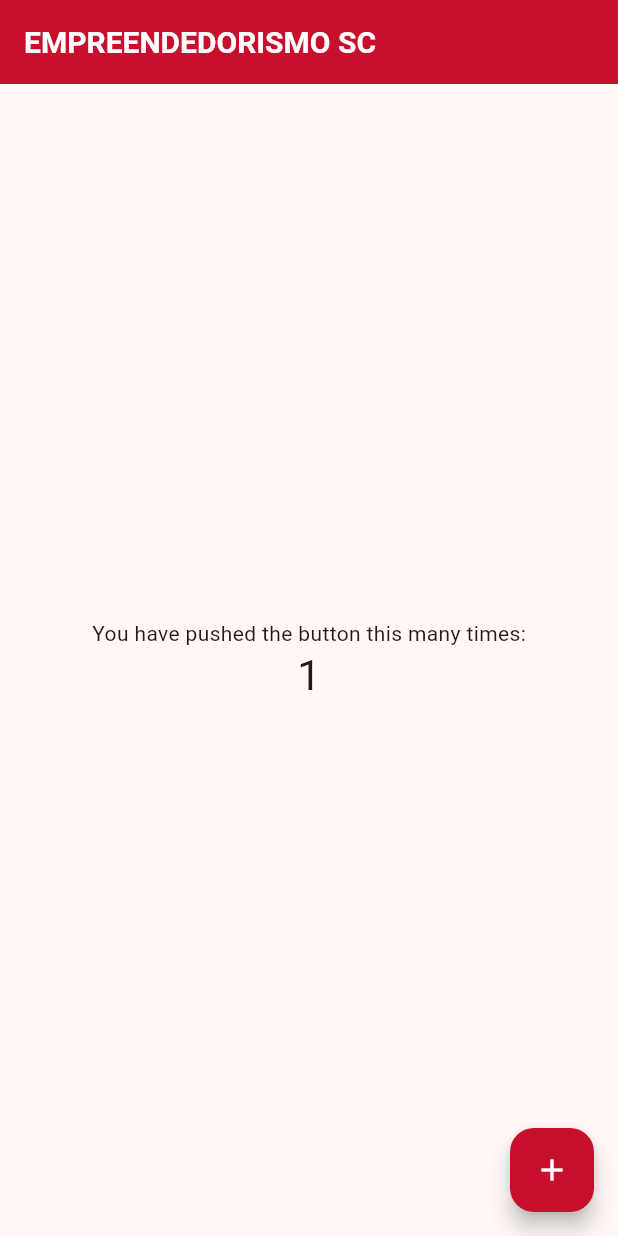
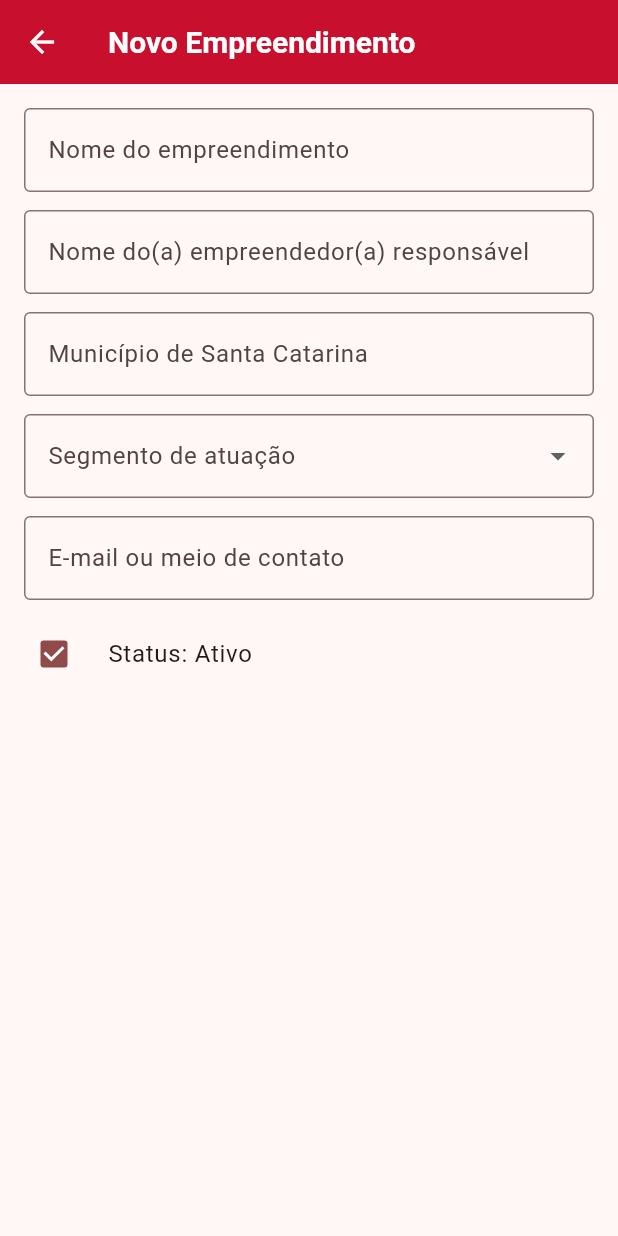
Before and after one commit to biel1993ph/empreende_sc_frontend, a Flutter app: the screen it shows after launch, after a tap on the "add" icon, on a phone screen of 412 x 824 dp. Run offline on Flutter 3.47's test engine with Material 3 defaults, Android fonts, the phone set to English and light mode, and no system bars.

Commit message:
#SC0002 Criação da tela de cadastro do Empreendimento e adicinada ação  no botão "+" na tela inicial para ir para essa nova tela

```diff
--- a/lib/main.dart
+++ b/lib/main.dart
@@ -1,4 +1,5 @@
 import 'package:flutter/material.dart';
+import 'package:empreende_sc_frontend/screens/empreendimento_form_page.dart';
 
 const Color santaCatarinaRed = Color(0xFFC8102E);
 
@@ -9,11 +10,10 @@ void main() {
 class MyApp extends StatelessWidget {
   const MyApp({super.key});
 
-  // This widget is the root of your application.
   @override
   Widget build(BuildContext context) {
     return MaterialApp(
-      title: 'Flutter Demo',
+      title: 'Empreendedorismo SC',
       theme: ThemeData(
         colorScheme: ColorScheme.fromSeed(seedColor: santaCatarinaRed),
         appBarTheme: const AppBarTheme(
@@ -33,15 +33,6 @@ class MyApp extends StatelessWidget {
 class MyHomePage extends StatefulWidget {
   const MyHomePage({super.key, required this.title});
 
-  // This widget is the home page of your application. It is stateful, meaning
-  // that it has a State object (defined below) that contains fields that affect
-  // how it looks.
-
-  // This class is the configuration for the state. It holds the values (in this
-  // case the title) provided by the parent (in this case the App widget) and
-  // used by the build method of the State. Fields in a Widget subclass are
-  // always marked "final".
-
   final String title;
 
   @override
@@ -49,27 +40,8 @@ class MyHomePage extends StatefulWidget {
 }
 
 class _MyHomePageState extends State<MyHomePage> {
-  int _counter = 0;
-
-  void _incrementCounter() {
-    setState(() {
-      // This call to setState tells the Flutter framework that something has
-      // changed in this State, which causes it to rerun the build method below
-      // so that the display can reflect the updated values. If we changed
-      // _counter without calling setState(), then the build method would not be
-      // called again, and so nothing would appear to happen.
-      _counter++;
-    });
-  }
-
   @override
   Widget build(BuildContext context) {
-    // This method is rerun every time setState is called, for instance as done
-    // by the _incrementCounter method above.
-    //
-    // The Flutter framework has been optimized to make rerunning build methods
-    // fast, so that you can just rebuild anything that needs updating rather
-    // than having to individually change instances of widgets.
     return Scaffold(
       appBar: AppBar(
         title: Text(
@@ -78,35 +50,29 @@ class _MyHomePageState extends State<MyHomePage> {
         ),
       ),
       body: Center(
-        // Center is a layout widget. It takes a single child and positions it
-        // in the middle of the parent.
         child: Column(
-          // Column is also a layout widget. It takes a list of children and
-          // arranges them vertically. By default, it sizes itself to fit its
-          // children horizontally, and tries to be as tall as its parent.
-          //
-          // Column has various properties to control how it sizes itself and
-          // how it positions its children. Here we use mainAxisAlignment to
-          // center the children vertically; the main axis here is the vertical
-          // axis because Columns are vertical (the cross axis would be
-          // horizontal).
-          //
-          // TRY THIS: Invoke "debug painting" (choose the "Toggle Debug Paint"
-          // action in the IDE, or press "p" in the console), to see the
-          // wireframe for each widget.
-          mainAxisAlignment: .center,
-          children: [
-            const Text('You have pushed the button this many times:'),
+          mainAxisAlignment: MainAxisAlignment.center,
+          children: const [
+            Icon(Icons.business, size: 56, color: santaCatarinaRed),
+            SizedBox(height: 12),
             Text(
-              '$_counter',
-              style: Theme.of(context).textTheme.headlineMedium,
+              'Cadastre um empreendimento',
+              style: TextStyle(fontSize: 18, fontWeight: FontWeight.w600),
             ),
+            SizedBox(height: 6),
+            Text('Toque no botão + para abrir o formulário.'),
           ],
         ),
       ),
       floatingActionButton: FloatingActionButton(
-        onPressed: _incrementCounter,
-        tooltip: 'Increment',
+        onPressed: () {
+          Navigator.of(context).push(
+            MaterialPageRoute<void>(
+              builder: (_) => const EmpreendimentoFormPage(),
+            ),
+          );
+        },
+        tooltip: 'Novo cadastro',
         child: const Icon(Icons.add),
       ),
     );
--- /dev/null
+++ b/lib/screens/empreendimento_form_page.dart
@@ -0,0 +1,126 @@
+import 'package:flutter/material.dart';
+
+class EmpreendimentoFormPage extends StatefulWidget {
+  const EmpreendimentoFormPage({super.key});
+
+  @override
+  State<EmpreendimentoFormPage> createState() => _EmpreendimentoFormPageState();
+}
+
+class _EmpreendimentoFormPageState extends State<EmpreendimentoFormPage> {
+  final _formKey = GlobalKey<FormState>();
+
+  final _nomeEmpreendimentoController = TextEditingController();
+  final _nomeResponsavelController = TextEditingController();
+  final _municipioController = TextEditingController();
+  final _contatoController = TextEditingController();
+
+  static const List<String> _segmentos = [
+    'Tecnologia',
+    'Comércio',
+    'Indústria',
+    'Serviços',
+    'Agronegócio',
+  ];
+
+  String? _segmentoSelecionado;
+  bool _statusAtivo = true;
+
+  @override
+  void dispose() {
+    _nomeEmpreendimentoController.dispose();
+    _nomeResponsavelController.dispose();
+    _municipioController.dispose();
+    _contatoController.dispose();
+    super.dispose();
+  }
+
+  @override
+  Widget build(BuildContext context) {
+    return Scaffold(
+      appBar: AppBar(
+        title: const Text(
+          'Novo Empreendimento',
+          style: TextStyle(fontSize: 20, fontWeight: FontWeight.w700),
+        ),
+      ),
+      body: SafeArea(
+        child: SingleChildScrollView(
+          padding: const EdgeInsets.all(16),
+          child: Form(
+            key: _formKey,
+            child: Column(
+              crossAxisAlignment: CrossAxisAlignment.start,
+              children: [
+                TextFormField(
+                  controller: _nomeEmpreendimentoController,
+                  decoration: const InputDecoration(
+                    labelText: 'Nome do empreendimento',
+                    border: OutlineInputBorder(),
+                  ),
+                ),
+                const SizedBox(height: 12),
+                TextFormField(
+                  controller: _nomeResponsavelController,
+                  decoration: const InputDecoration(
+                    labelText: 'Nome do(a) empreendedor(a) responsável',
+                    border: OutlineInputBorder(),
+                  ),
+                ),
+                const SizedBox(height: 12),
+                TextFormField(
+                  controller: _municipioController,
+                  decoration: const InputDecoration(
+                    labelText: 'Município de Santa Catarina',
+                    border: OutlineInputBorder(),
+                  ),
+                ),
+                const SizedBox(height: 12),
+                DropdownButtonFormField<String>(
+                  initialValue: _segmentoSelecionado,
+                  decoration: const InputDecoration(
+                    labelText: 'Segmento de atuação',
+                    border: OutlineInputBorder(),
+                  ),
+                  items: _segmentos
+                      .map(
+                        (segmento) => DropdownMenuItem<String>(
+                          value: segmento,
+                          child: Text(segmento),
+                        ),
+                      )
+                      .toList(),
+                  onChanged: (value) {
+                    setState(() {
+                      _segmentoSelecionado = value;
+                    });
+                  },
+                ),
+                const SizedBox(height: 12),
+                TextFormField(
+                  controller: _contatoController,
+                  decoration: const InputDecoration(
+                    labelText: 'E-mail ou meio de contato',
+                    border: OutlineInputBorder(),
+                  ),
+                ),
+                const SizedBox(height: 8),
+                CheckboxListTile(
+                  contentPadding: EdgeInsets.zero,
+                  value: _statusAtivo,
+                  onChanged: (value) {
+                    setState(() {
+                      _statusAtivo = value ?? false;
+                    });
+                  },
+                  title: Text('Status: ${_statusAtivo ? 'Ativo' : 'Inativo'}'),
+                  controlAffinity: ListTileControlAffinity.leading,
+                ),
+              ],
+            ),
+          ),
+        ),
+      ),
+    );
+  }
+}
```
Also changed, not shown: 1 other file.
